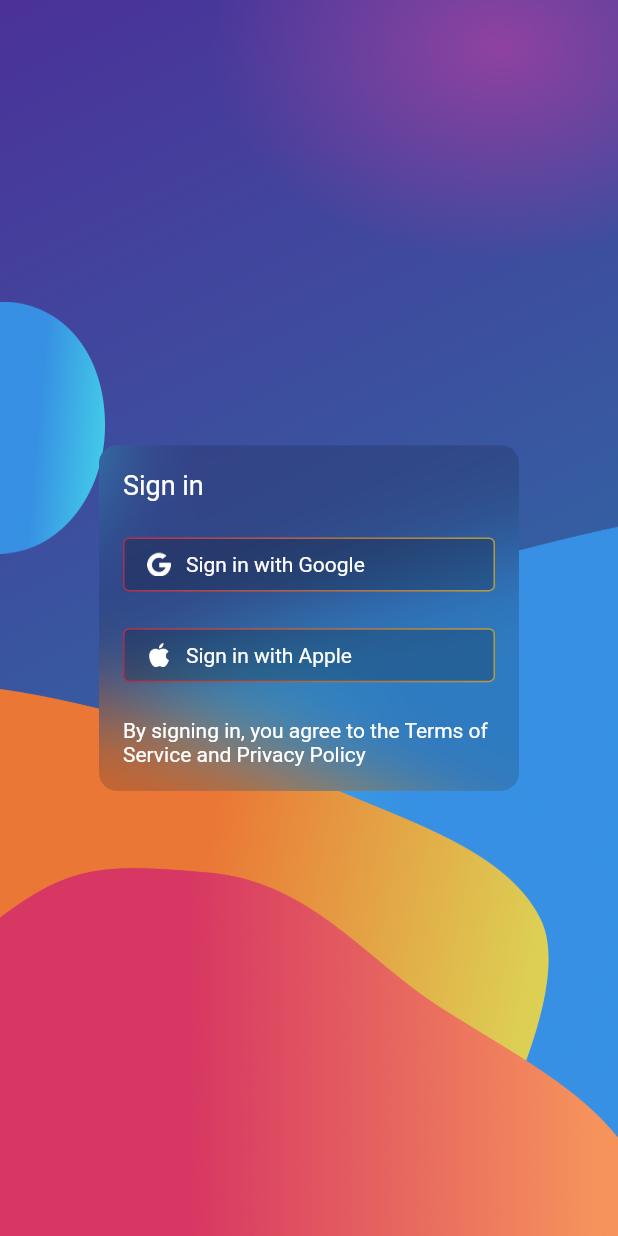
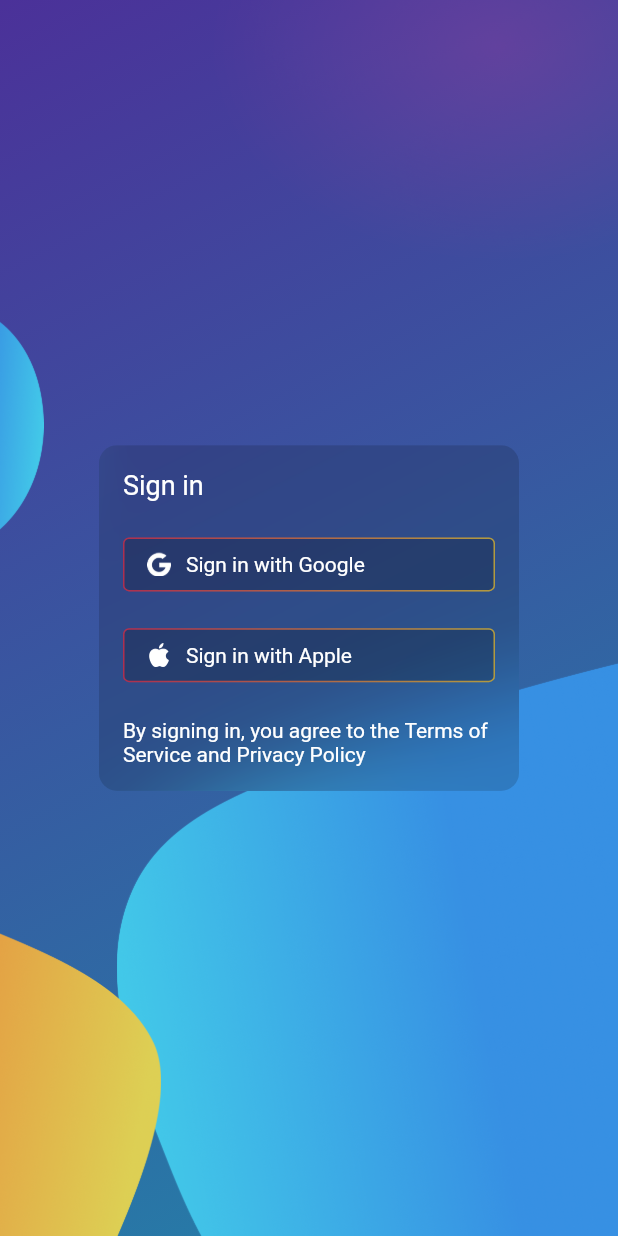
Before and after one commit to top2429/Spot-App, a Flutter app: the first screen one second after launch, on a phone screen of 412 x 824 dp. Run offline on Flutter 3.47's test engine with Material 2 defaults, Android fonts, the phone set to English and light mode, and no system bars; our stand-ins replace bloc, camera, flutter_bloc; generated files the repository leaves out were written again.

Commit message:
Gave login page some animationn

```diff
--- a/lib/pages/login_page.dart
+++ b/lib/pages/login_page.dart
@@ -4,7 +4,42 @@ import 'package:flutter/material.dart';
 
 import '../components/app_scaffold.dart';
 
-class LoginPage extends StatelessWidget {
+class LoginPage extends StatefulWidget {
+  @override
+  _LoginPageState createState() => _LoginPageState();
+}
+
+class _LoginPageState extends State<LoginPage> with TickerProviderStateMixin {
+  late final _controller = AnimationController(
+    duration: const Duration(seconds: 2),
+    vsync: this,
+  )..forward();
+
+  late final _curvedAnimation = CurvedAnimation(
+    parent: _controller,
+    curve: Curves.easeOutCubic,
+  );
+
+  late final _delayedController = AnimationController(
+    duration: const Duration(seconds: 2),
+    vsync: this,
+  );
+
+  late final _delayedCurvedAnimation = CurvedAnimation(
+    parent: _delayedController,
+    curve: Curves.easeOutCubic,
+  );
+
+  late final _moreDelayedController = AnimationController(
+    duration: const Duration(seconds: 2),
+    vsync: this,
+  );
+
+  late final _moreDdelayedCurvedAnimation = CurvedAnimation(
+    parent: _moreDelayedController,
+    curve: Curves.easeOutCubic,
+  );
+
   @override
   Widget build(BuildContext context) {
     return AppScaffold(
@@ -14,35 +49,88 @@ class LoginPage extends StatelessWidget {
           Positioned(
             top: -53,
             right: -47,
+            child: AnimatedBuilder(
+                animation: _controller,
                 child: Image.asset(
                   'assets/images/purple-fog.png',
                   height: 228,
-              )),
+                ),
+                builder: (context, child) {
+                  return Opacity(
+                    opacity: _controller.value,
+                    child: child,
+                  );
+                }),
+          ),
           Positioned(
             top: 201,
             left: 0,
+            child: AnimatedBuilder(
+                animation: _curvedAnimation,
                 child: Image.asset(
                   'assets/images/blue-ellipse.png',
                   height: 168,
                 ),
+                builder: (context, child) {
+                  return Transform.translate(
+                    offset: Offset(-200 + 200 * _curvedAnimation.value, 0),
+                    child: child,
+                  );
+                }),
           ),
           Positioned(
             bottom: 0,
             right: 0,
             left: 37,
+            child: AnimatedBuilder(
+              animation: _curvedAnimation,
               child: Image.asset('assets/images/blue-blob.png'),
+              builder: (context, child) {
+                return Transform.translate(
+                  offset: Offset(
+                    200 - 200 * _curvedAnimation.value,
+                    400 - 400 * _curvedAnimation.value,
+                  ),
+                  child: child,
+                );
+              },
+            ),
           ),
           Positioned(
             bottom: 0,
             left: 0,
             right: 46,
+            child: AnimatedBuilder(
+              animation: _delayedCurvedAnimation,
               child: Image.asset('assets/images/yellow-blob.png'),
+              builder: (context, child) {
+                return Transform.translate(
+                  offset: Offset(
+                    -300 + 300 * _delayedCurvedAnimation.value,
+                    400 - 400 * _curvedAnimation.value,
+                  ),
+                  child: child,
+                );
+              },
+            ),
           ),
           Positioned(
             bottom: 0,
             left: 0,
             right: 0,
+            child: AnimatedBuilder(
+              animation: _moreDdelayedCurvedAnimation,
               child: Image.asset('assets/images/red-blob.png'),
+              builder: (context, child) {
+                return Transform.translate(
+                  offset: Offset(
+                    0,
+                    300 - 300 * _moreDdelayedCurvedAnimation.value,
+                  ),
+                  child: child,
+                );
+              },
+            ),
           ),
           Center(
             child: ClipRRect(
@@ -102,6 +190,27 @@ class LoginPage extends StatelessWidget {
         ],
       ),
     );
+  }
+
+  @override
+  void initState() {
+    _playDelayedAnimation();
+    super.initState();
+  }
+
+  @override
+  void dispose() {
+    _controller.dispose();
+    _delayedController.dispose();
+    _moreDelayedController.dispose();
+    super.dispose();
+  }
+
+  Future<void> _playDelayedAnimation() async {
+    await Future.delayed(const Duration(milliseconds: 700));
+    _delayedController..forward();
+    await Future.delayed(const Duration(milliseconds: 400));
+    _moreDelayedController..forward();
   }
 }
 
```
Lines whose indentation alone changed are shown as unchanged.
